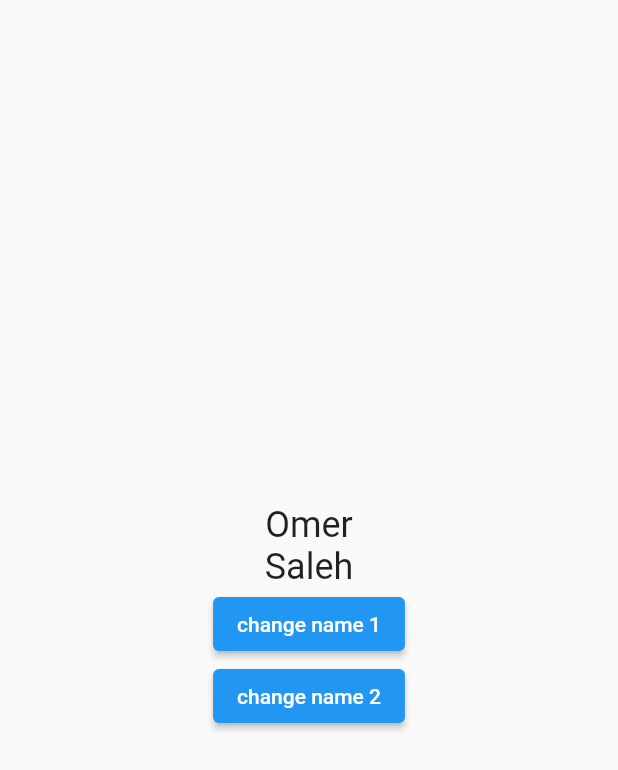
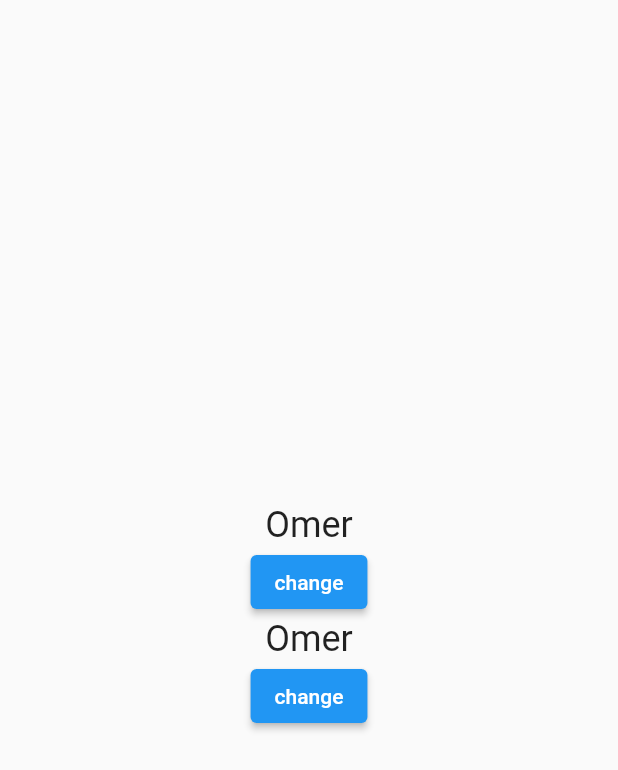
Before and after one commit to Hegazy02/learnprov, a Flutter app: the screen it shows after launch, on a phone screen of 412 x 824 dp. Shown: the top 770 px of the screen. Run offline on Flutter 3.47's test engine with Material 2 defaults, Android fonts, the phone set to English and light mode, and no system bars.

Commit message:
multiproviders

```diff
--- a/lib/consumer.dart
+++ b/lib/consumer.dart
@@ -1,5 +1,6 @@
 import 'package:flutter/material.dart';
-import 'package:learnprov/provider/consumerProvider.dart';
+import 'package:learnprov/ofContext.dart';
+import 'package:learnprov/provider/ProviderModel.dart';
 import 'package:provider/provider.dart';
 
 class consumerPage extends StatelessWidget {
@@ -52,6 +53,8 @@ class consumerPage extends StatelessWidget {
                       child: Text("change name 2"));
                 },
               ),
+              //of context provider
+              ofContext()
             ],
           ),
         ),
--- a/lib/main.dart
+++ b/lib/main.dart
@@ -1,8 +1,10 @@
 import 'package:flutter/material.dart';
 import 'package:learnprov/consumer.dart';
-import 'package:learnprov/provider/consumerProvider.dart';
+import 'package:learnprov/provider/ProviderModel.dart';
 import 'package:learnprov/selector.dart';
 import 'package:provider/provider.dart';
+
+import 'multiProviders.dart';
 
 main() {
   runApp(MyApp());
@@ -13,6 +15,6 @@ class MyApp extends StatelessWidget {
 
   @override
   Widget build(BuildContext context) {
-    return MaterialApp(home: selectorPage());
+    return MaterialApp(home: multiprovPage());
   }
 }
--- /dev/null
+++ b/lib/multiProviders.dart
@@ -0,0 +1,55 @@
+import 'package:flutter/material.dart';
+import 'package:learnprov/provider/ProviderModel.dart';
+import 'package:provider/provider.dart';
+
+class multiprovPage extends StatelessWidget {
+  const multiprovPage({super.key});
+
+  @override
+  Widget build(BuildContext context) {
+    return MultiProvider(
+      providers: [
+        ChangeNotifierProvider(
+          create: (context) => prov(),
+        ),
+        ChangeNotifierProvider(
+          create: (context) => provTwo(),
+        ),
+      ],
+      child: Scaffold(
+        body: Align(
+          alignment: Alignment.center,
+          child: Column(
+            mainAxisAlignment: MainAxisAlignment.center,
+            children: [
+              Consumer<prov>(builder: (context, value, child) {
+                print("*****1******");
+                return Text(value.name!, style: TextStyle(fontSize: 24));
+              }),
+              Consumer<prov>(builder: (context, value, child) {
+                print("***2******");
+                return ElevatedButton(
+                    onPressed: () {
+                      value.changename();
+                    },
+                    child: Text("change"));
+              }),
+              Consumer<provTwo>(builder: (context, value, child) {
+                print("*****3******");
+                return Text(value.nameTwo!, style: TextStyle(fontSize: 24));
+              }),
+              Consumer<provTwo>(builder: (context, value, child) {
+                print("******4*****");
+                return ElevatedButton(
+                    onPressed: () {
+                      value.changenameTwo();
+                    },
+                    child: Text("change"));
+              }),
+            ],
+          ),
+        ),
+      ),
+    );
+  }
+}
--- a/lib/provider/consumerProvider.dart
+++ b/lib/provider/ProviderModel.dart
@@ -15,3 +15,19 @@ class prov extends ChangeNotifier {
     notifyListeners();
   }
 }
+
+class provTwo extends ChangeNotifier {
+  String? nameTwo = "Omer";
+  String? nameTwo2 = "Saleh";
+  changenameTwo() {
+    nameTwo = "Hegazy";
+
+    notifyListeners();
+  }
+
+  changenameTwo2() {
+    nameTwo2 = "Kareem";
+
+    notifyListeners();
+  }
+}
```
Also changed, not shown: lib/ofContext.dart (added, +23 -0 lines), lib/selector.dart (+12 -5 lines).
